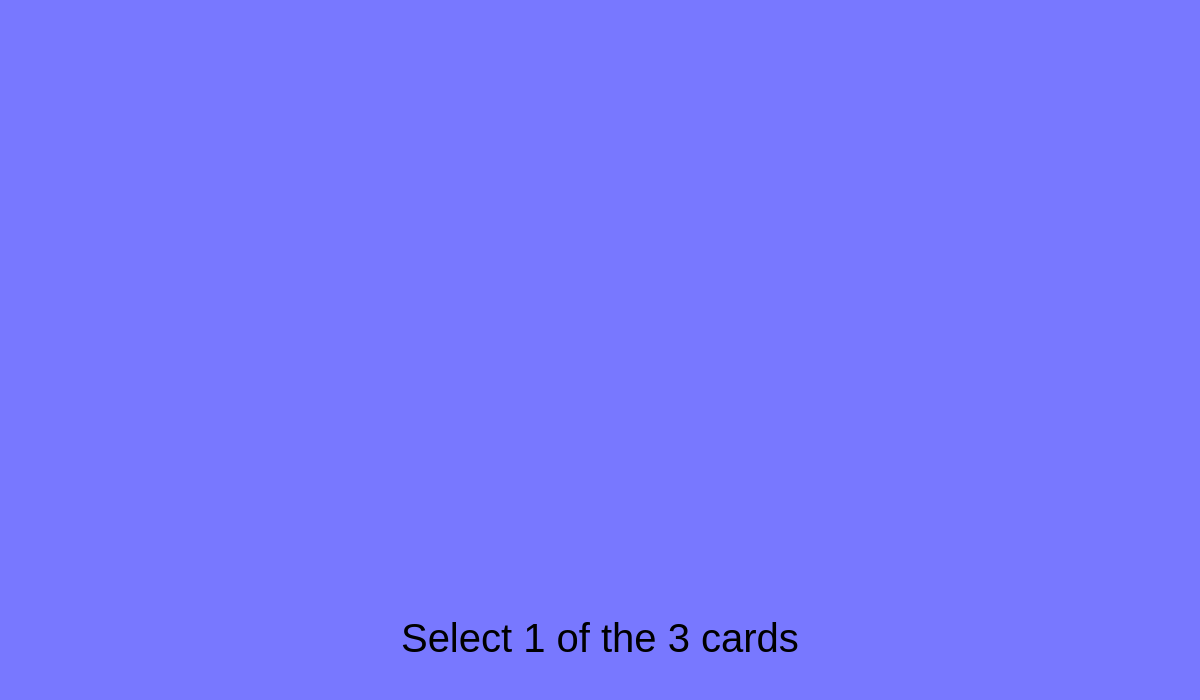
The window that Data/select.ui (MythicWebsite/momir) describes before a commit, drawn with Qt 5.
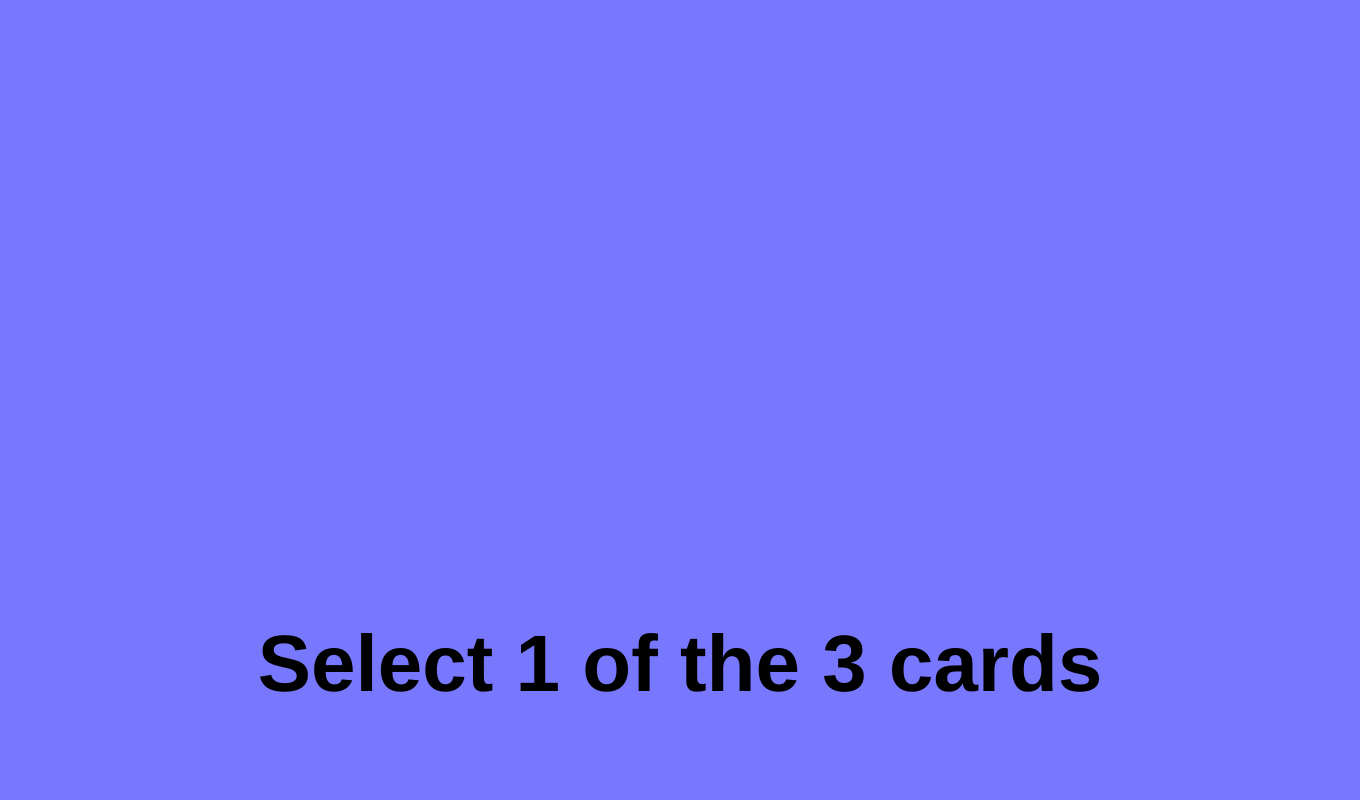
The same window after the commit.

Commit message: size adjust for tablet

The edit to the form file:
```diff
--- a/Data/select.ui
+++ b/Data/select.ui
@@ -6,8 +6,8 @@
    <rect>
     <x>0</x>
     <y>0</y>
-    <width>1200</width>
-    <height>700</height>
+    <width>1360</width>
+    <height>800</height>
    </rect>
   </property>
   <property name="minimumSize">
@@ -18,8 +18,8 @@
   </property>
   <property name="maximumSize">
    <size>
-    <width>1200</width>
-    <height>700</height>
+    <width>99999</width>
+    <height>99999</height>
    </size>
   </property>
   <property name="windowTitle">
@@ -50,13 +50,13 @@
        <widget class="QLabel" name="card_1">
         <property name="minimumSize">
          <size>
-          <width>390</width>
+          <width>0</width>
           <height>0</height>
          </size>
         </property>
         <property name="maximumSize">
          <size>
-          <width>390</width>
+          <width>99999</width>
           <height>16777215</height>
          </size>
         </property>
@@ -72,13 +72,13 @@
        <widget class="QLabel" name="card_2">
         <property name="minimumSize">
          <size>
-          <width>390</width>
+          <width>0</width>
           <height>0</height>
          </size>
         </property>
         <property name="maximumSize">
          <size>
-          <width>390</width>
+          <width>99999</width>
           <height>16777215</height>
          </size>
         </property>
@@ -94,13 +94,13 @@
        <widget class="QLabel" name="card_3">
         <property name="minimumSize">
          <size>
-          <width>390</width>
+          <width>0</width>
           <height>0</height>
          </size>
         </property>
         <property name="maximumSize">
          <size>
-          <width>390</width>
+          <width>99999</width>
           <height>16777215</height>
          </size>
         </property>
@@ -123,12 +123,13 @@
         <property name="maximumSize">
          <size>
           <width>16777215</width>
-          <height>50</height>
+          <height>200</height>
          </size>
         </property>
         <property name="font">
          <font>
-          <pointsize>30</pointsize>
+          <pointsize>60</pointsize>
+          <bold>true</bold>
          </font>
         </property>
         <property name="text">
```
Left out of the diff: 2 changed lines with no effect on the pictures. The commit also changes 2 other files.
